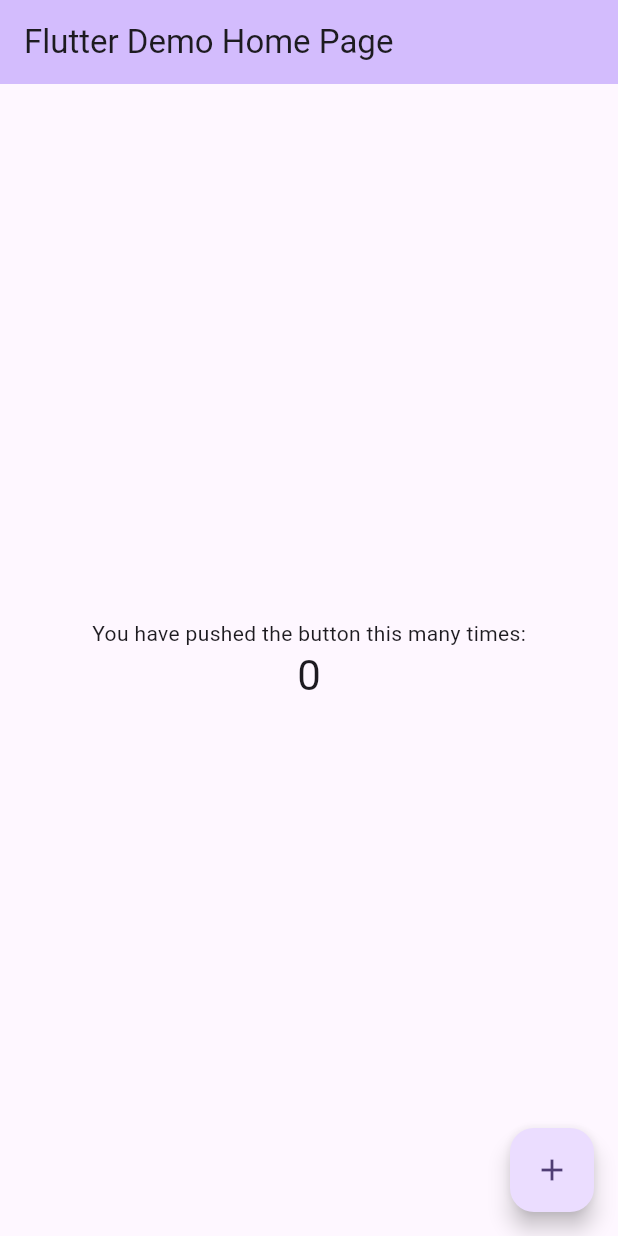
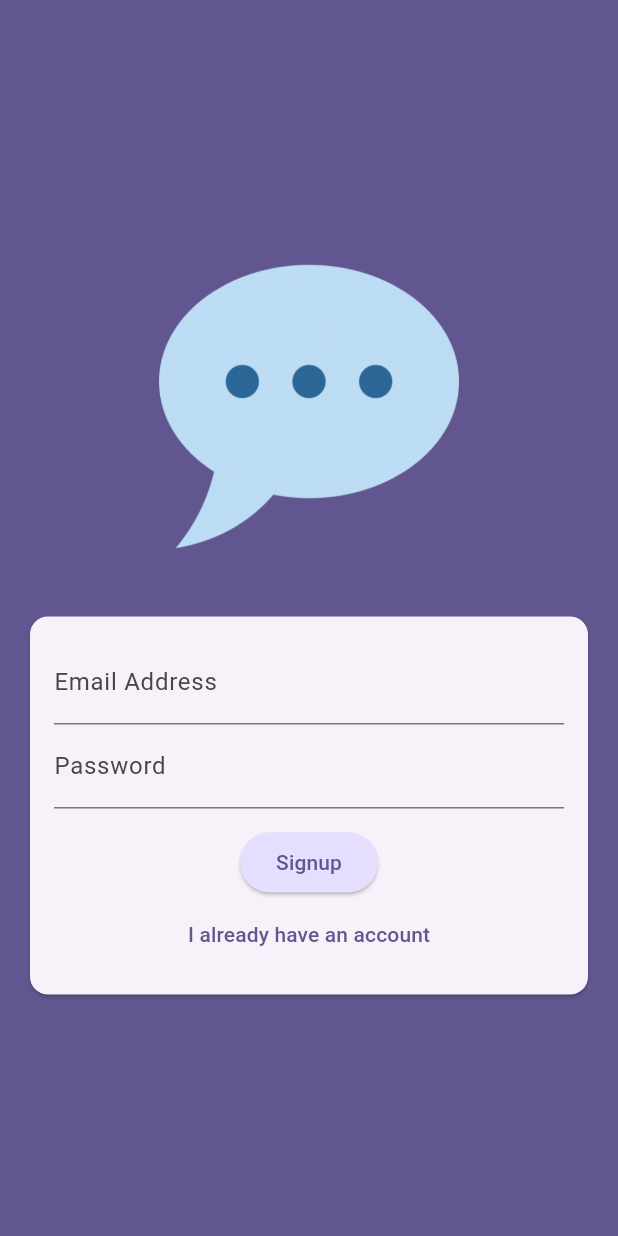
Before and after one commit to PrajwalSugandhi/ChatApp, a Flutter app: the screen it shows after launch, on a phone screen of 412 x 824 dp. Run offline on Flutter 3.47's test engine with Material 3 defaults, Android fonts, the phone set to English and light mode, and no system bars; our stand-ins replace firebase_core; accounts and stored records are empty.

Commit message:
Auth Screen FrontEnd Part

```diff
--- a/lib/main.dart
+++ b/lib/main.dart
@@ -1,125 +1,30 @@
+import 'package:chatapp/firebase_options.dart';
+import 'package:chatapp/screens/auth.dart';
+import 'package:firebase_core/firebase_core.dart';
 import 'package:flutter/material.dart';
 
-void main() {
-  runApp(const MyApp());
+void main() async {
+  WidgetsFlutterBinding.ensureInitialized();
+  await Firebase.initializeApp(
+    options: DefaultFirebaseOptions.currentPlatform,
+  );
+
+
+  runApp(const App());
 }
 
-class MyApp extends StatelessWidget {
-  const MyApp({super.key});
+class App extends StatelessWidget {
+  const App({super.key});
 
-  // This widget is the root of your application.
   @override
   Widget build(BuildContext context) {
     return MaterialApp(
-      title: 'Flutter Demo',
-      theme: ThemeData(
-        // This is the theme of your application.
-        //
-        // TRY THIS: Try running your application with "flutter run". You'll see
-        // the application has a purple toolbar. Then, without quitting the app,
-        // try changing the seedColor in the colorScheme below to Colors.green
-        // and then invoke "hot reload" (save your changes or press the "hot
-        // reload" button in a Flutter-supported IDE, or press "r" if you used
-        // the command line to start the app).
-        //
-        // Notice that the counter didn't reset back to zero; the application
-        // state is not lost during the reload. To reset the state, use hot
-        // restart instead.
-        //
-        // This works for code too, not just values: Most code changes can be
-        // tested with just a hot reload.
-        colorScheme: ColorScheme.fromSeed(seedColor: Colors.deepPurple),
-        useMaterial3: true,
-      ),
-      home: const MyHomePage(title: 'Flutter Demo Home Page'),
+        title: 'FlutterChat',
+        theme: ThemeData().copyWith(
+          colorScheme: ColorScheme.fromSeed(
+              seedColor: const Color.fromARGB(255, 63, 17, 177)),
+        ),
+        home: AuthScreen(),
     );
   }
 }
-
-class MyHomePage extends StatefulWidget {
-  const MyHomePage({super.key, required this.title});
-
-  // This widget is the home page of your application. It is stateful, meaning
-  // that it has a State object (defined below) that contains fields that affect
-  // how it looks.
-
-  // This class is the configuration for the state. It holds the values (in this
-  // case the title) provided by the parent (in this case the App widget) and
-  // used by the build method of the State. Fields in a Widget subclass are
-  // always marked "final".
-
-  final String title;
-
-  @override
-  State<MyHomePage> createState() => _MyHomePageState();
-}
-
-class _MyHomePageState extends State<MyHomePage> {
-  int _counter = 0;
-
-  void _incrementCounter() {
-    setState(() {
-      // This call to setState tells the Flutter framework that something has
-      // changed in this State, which causes it to rerun the build method below
-      // so that the display can reflect the updated values. If we changed
-      // _counter without calling setState(), then the build method would not be
-      // called again, and so nothing would appear to happen.
-      _counter++;
-    });
-  }
-
-  @override
-  Widget build(BuildContext context) {
-    // This method is rerun every time setState is called, for instance as done
-    // by the _incrementCounter method above.
-    //
-    // The Flutter framework has been optimized to make rerunning build methods
-    // fast, so that you can just rebuild anything that needs updating rather
-    // than having to individually change instances of widgets.
-    return Scaffold(
-      appBar: AppBar(
-        // TRY THIS: Try changing the color here to a specific color (to
-        // Colors.amber, perhaps?) and trigger a hot reload to see the AppBar
-        // change color while the other colors stay the same.
-        backgroundColor: Theme.of(context).colorScheme.inversePrimary,
-        // Here we take the value from the MyHomePage object that was created by
-        // the App.build method, and use it to set our appbar title.
-        title: Text(widget.title),
-      ),
-      body: Center(
-        // Center is a layout widget. It takes a single child and positions it
-        // in the middle of the parent.
-        child: Column(
-          // Column is also a layout widget. It takes a list of children and
-          // arranges them vertically. By default, it sizes itself to fit its
-          // children horizontally, and tries to be as tall as its parent.
-          //
-          // Column has various properties to control how it sizes itself and
-          // how it positions its children. Here we use mainAxisAlignment to
-          // center the children vertically; the main axis here is the vertical
-          // axis because Columns are vertical (the cross axis would be
-          // horizontal).
-          //
-          // TRY THIS: Invoke "debug painting" (choose the "Toggle Debug Paint"
-          // action in the IDE, or press "p" in the console), to see the
-          // wireframe for each widget.
-          mainAxisAlignment: MainAxisAlignment.center,
-          children: <Widget>[
-            const Text(
-              'You have pushed the button this many times:',
-            ),
-            Text(
-              '$_counter',
-              style: Theme.of(context).textTheme.headlineMedium,
-            ),
-          ],
-        ),
-      ),
-      floatingActionButton: FloatingActionButton(
-        onPressed: _incrementCounter,
-        tooltip: 'Increment',
-        child: const Icon(Icons.add),
-      ), // This trailing comma makes auto-formatting nicer for build methods.
-    );
-  }
-}
--- /dev/null
+++ b/lib/screens/auth.dart
@@ -0,0 +1,122 @@
+import 'package:flutter/cupertino.dart';
+import 'package:flutter/material.dart';
+
+class AuthScreen extends StatefulWidget {
+  AuthScreen({super.key});
+
+  @override
+  State<AuthScreen> createState() {
+    // TODO: implement createState
+    return _AuthScreenState();
+  }
+}
+
+class _AuthScreenState extends State<AuthScreen> {
+  var _isLogin = false;
+  final _form = GlobalKey<FormState>();
+  var _enteredEmail = '';
+  var _enteredPassword = '';
+
+  void _submit() {
+    final isValid = _form.currentState!.validate();
+    if (isValid) {
+      _form.currentState!.save();
+      print(_enteredEmail);
+      print(_enteredPassword);
+    }
+  }
+
+  @override
+  Widget build(BuildContext context) {
+    return Scaffold(
+      backgroundColor: Theme.of(context).colorScheme.primary,
+      body: Center(
+          child: SingleChildScrollView(
+        child: Column(
+          mainAxisAlignment: MainAxisAlignment.center,
+          children: [
+            Container(
+              margin: const EdgeInsets.only(
+                top: 30,
+                bottom: 20,
+                left: 20,
+                right: 20,
+              ),
+              width: 200,
+              child: Image.asset('assets/images/chatlogo.png'),
+            ),
+            Card(
+              margin: EdgeInsets.all(20),
+              child: SingleChildScrollView(
+                child: Padding(
+                  padding: EdgeInsets.all(16),
+                  child: Form(
+                    key: _form,
+                    child: Column(
+                      mainAxisSize: MainAxisSize.min,
+                      children: [
+                        TextFormField(
+                          decoration:
+                              const InputDecoration(labelText: 'Email Address'),
+                          keyboardType: TextInputType.emailAddress,
+                          autocorrect: false,
+                          textCapitalization: TextCapitalization.none,
+                          validator: (value) {
+                            if (value == null ||
+                                value.trim().isEmpty ||
+                                !value.contains('@')) {
+                              return 'Please enter a valid email address';
+                            }
+                            return null;
+                          },
+                          onSaved: (value) {
+                            _enteredEmail = value!;
+                          },
+                        ),
+                        TextFormField(
+                          decoration: InputDecoration(labelText: 'Password'),
+                          obscureText: true,
+                          autocorrect: false,
+                          textCapitalization: TextCapitalization.none,
+                          validator: (value) {
+                            if (value == null ||
+                                value.trim().isEmpty ||
+                                value.trim().length < 6) {
+                              return 'Password must be at least 6 characters long';
+                            }
+                            return null;
+                          },
+                          onSaved: (value) {
+                            _enteredPassword = value!;
+                          },
+                        ),
+                        SizedBox(height: 12),
+                        ElevatedButton(
+                            onPressed: _submit,
+                            style: ElevatedButton.styleFrom(
+                                backgroundColor: Theme.of(context)
+                                    .colorScheme
+                                    .primaryContainer),
+                            child: Text(_isLogin ? 'Login' : 'Signup')),
+                        TextButton(
+                          onPressed: () {
+                            setState(() {
+                              _isLogin = !_isLogin;
+                            });
+                          },
+                          child: Text(_isLogin
+                              ? 'Create an account'
+                              : 'I already have an account'),
+                        ),
+                      ],
+                    ),
+                  ),
+                ),
+              ),
+            )
+          ],
+        ),
+      )),
+    );
+  }
+}
--- a/pubspec.yaml
+++ b/pubspec.yaml
@@ -35,6 +35,8 @@ dependencies:
   # The following adds the Cupertino Icons font to your application.
   # Use with the CupertinoIcons class for iOS style icons.
   cupertino_icons: ^1.0.2
+  firebase_core: ^2.27.0
+  firebase_auth: ^4.17.8
 
 dev_dependencies:
   flutter_test:
@@ -59,8 +61,8 @@ flutter:
   uses-material-design: true
 
   # To add assets to your application, add an assets section, like this:
-  # assets:
-  #   - images/a_dot_burr.jpeg
+  assets:
+    - assets/images/chatlogo.png
   #   - images/a_dot_ham.jpeg
 
   # An image asset can refer to one or more resolution-specific "variants", see
```
Also changed, not shown: assets/images/chatlogo.png (added), lib/firebase_options.dart (added), pubspec.lock, 4 other files.
